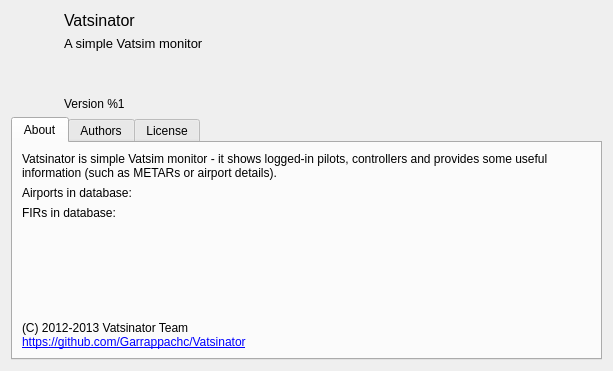
Above: source/ui/resources/aboutwindow.ui from Vatsinator/vatsinator-legacy before the change. Below: the same form after it.
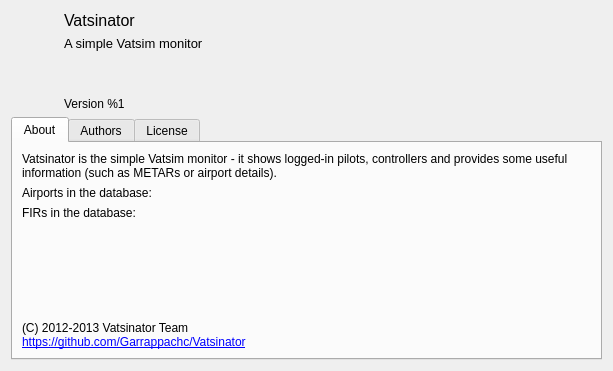
That is the form after the change. Icons and pictures are not drawn.

What changed in the file:
```diff
--- a/source/ui/resources/aboutwindow.ui
+++ b/source/ui/resources/aboutwindow.ui
@@ -122,7 +122,7 @@
          <item>
           <widget class="QLabel" name="label_4">
            <property name="text">
-            <string>Vatsinator is simple Vatsim monitor - it shows logged-in pilots, controllers and provides some useful information (such as METARs or airport details).</string>
+            <string>Vatsinator is the simple Vatsim monitor - it shows logged-in pilots, controllers and provides some useful information (such as METARs or airport details).</string>
            </property>
            <property name="alignment">
             <set>Qt::AlignLeading|Qt::AlignLeft|Qt::AlignTop</set>
@@ -148,7 +148,7 @@
                 </sizepolicy>
                </property>
                <property name="text">
-                <string>Airports in database:</string>
+                <string>Airports in the database:</string>
                </property>
                <property name="margin">
                 <number>5</number>
@@ -175,7 +175,7 @@
              <item>
               <widget class="QLabel" name="label_8">
                <property name="text">
-                <string>FIRs in database:</string>
+                <string>FIRs in the database:</string>
                </property>
                <property name="margin">
                 <number>5</number>
```
